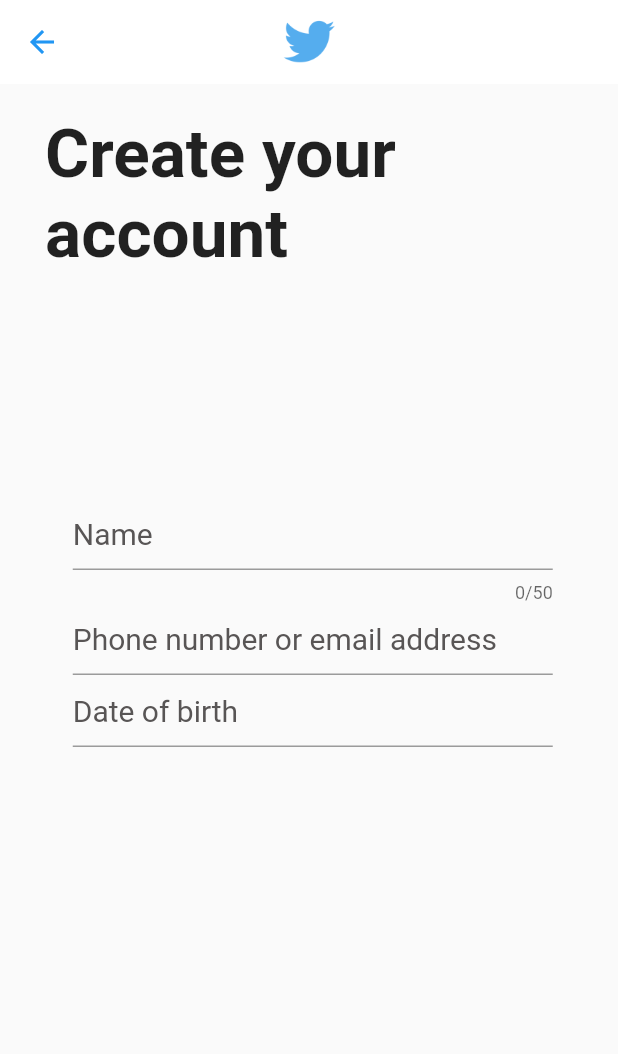
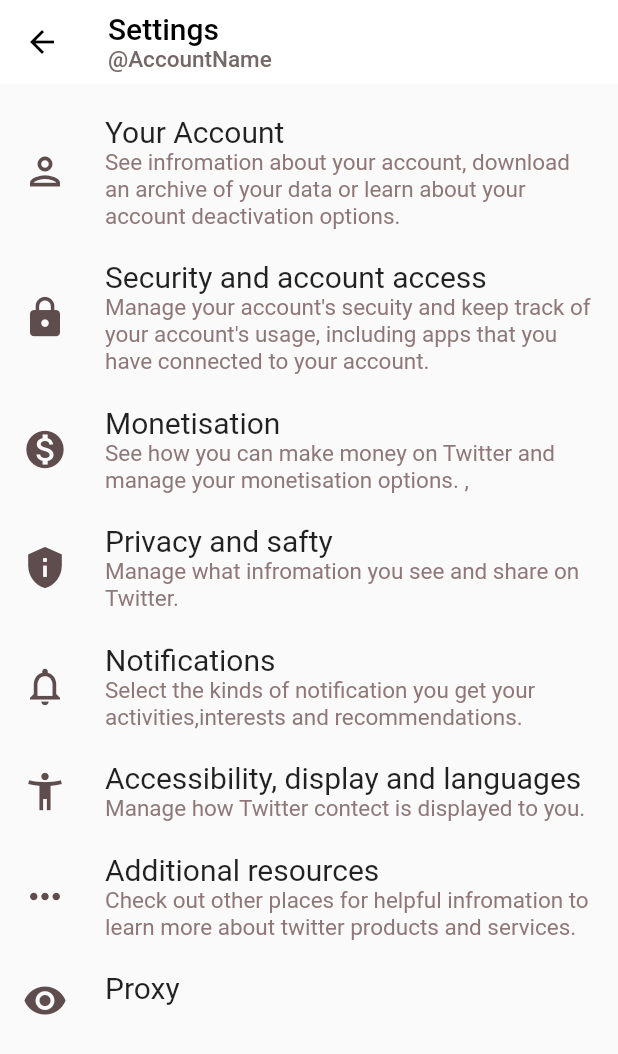
Before and after one commit to Twitter-CUFE-CCEC-2023/twitter_flutter, a Flutter app: the screen it shows after launch, on a phone screen of 412 x 824 dp. Shown: the top 1054 px of the screen. Run offline on Flutter 3.47's test engine with Material 2 defaults, Android fonts, the phone set to English and light mode, and no system bars; our stand-ins replace flutter_datetime_picker.

Commit message:
Settings , YourAccount => DONE
CreateAccount2 -> needs to get the data from previous page
Integrate with create account 3

```diff
--- a/lib/main.dart
+++ b/lib/main.dart
@@ -1,5 +1,8 @@
 import 'package:flutter/material.dart';
 import 'package:twitter_flutter/screens/CreateAccount1.dart';
+import 'package:twitter_flutter/screens/CreateAccount2.dart';
+import 'package:twitter_flutter/screens/Settings&Privacy.dart';
+import 'package:twitter_flutter/screens/YourAccount.dart';
 import 'package:twitter_flutter/screens/firstscreen.dart';
 import 'package:twitter_flutter/screens/secondscreen.dart';
 
@@ -9,7 +12,7 @@
       title: 'Named Routes Demo',
       // Start the app with the "/" named route. In this case, the app starts
       // on the FirstScreen widget.
-      initialRoute: CreateAccount1.route,
+      initialRoute: Settings.route,
       routes: {
         // When navigating to the "/" route, build the FirstScreen widget.
         FirstScreen.route: (context) => const FirstScreen(),
@@ -17,6 +20,9 @@
         SecondScreen.route: (context) => const SecondScreen(),
 
         CreateAccount1.route: ((context) => const CreateAccount1()),
+        CreateAccount2.route: ((context) => const CreateAccount2()),
+        Settings.route: ((context) => const Settings()),
+        YourAccount.route: ((context) => const YourAccount()),
       },
     ),
   );
--- /dev/null
+++ b/lib/screens/Settings&Privacy.dart
@@ -0,0 +1,136 @@
+// ignore_for_file: non_constant_identifier_names
+
+import 'package:flutter/material.dart';
+
+class Settings extends StatelessWidget {
+  const Settings({Key? key}) : super(key: key);
+  static String route = '/Settings';
+
+  static Padding MyBar(IconData MyIcon, String Text1, String Text2,
+      String NextPage, BuildContext context) {
+    return Padding(
+      padding: const EdgeInsets.only(bottom: 20),
+      child: GestureDetector(
+        onTap: () => Navigator.pushNamed(context, NextPage),
+        behavior: HitTestBehavior.translucent,
+        child: Row(
+          children: [
+            Padding(
+              padding: const EdgeInsets.fromLTRB(15, 0, 25, 0),
+              child: Icon(
+                MyIcon,
+                color: const Color.fromARGB(255, 95, 76, 76),
+                size: 30,
+              ),
+            ),
+            Flexible(
+              child: Column(
+                crossAxisAlignment: CrossAxisAlignment.start,
+                children: [
+                  Text(
+                    Text1,
+                    style: const TextStyle(fontSize: 20),
+                  ),
+                  Text(
+                    Text2,
+                    style: const TextStyle(
+                        color: Color.fromARGB(255, 143, 119, 119),
+                        fontSize: 15),
+                  )
+                ],
+              ),
+            )
+          ],
+        ),
+      ),
+    );
+  }
+
+  @override
+  Widget build(BuildContext context) {
+    return SafeArea(
+      child: Scaffold(
+          appBar: AppBar(
+            title: Column(
+              children: const [
+                Align(
+                  alignment: Alignment.centerLeft,
+                  child: Text(
+                    "Settings",
+                    style: TextStyle(color: Colors.black),
+                  ),
+                ),
+                Align(
+                  alignment: Alignment.centerLeft,
+                  child: Text(
+                    "@AccountName", //CHANGE LATER
+                    style: TextStyle(
+                        color: Color.fromARGB(255, 116, 104, 104),
+                        fontSize: 15),
+                  ),
+                ),
+              ],
+            ),
+            backgroundColor: Colors.white,
+            elevation: 0,
+            leading: IconButton(
+              icon: const Icon(Icons.arrow_back, color: Colors.black),
+              onPressed: () {
+                Navigator.pop(context);
+              },
+            ),
+          ),
+          body: Padding(
+            padding: const EdgeInsets.only(right: 15, top: 20),
+            child: ListView(
+              children: [
+                MyBar(
+                    Icons.person_outlined,
+                    "Your Account",
+                    "See infromation about your account, download an archive of your data or learn about your account deactivation options.",
+                    "/YourAccount",
+                    context),
+                MyBar(
+                    Icons.https,
+                    "Security and account access",
+                    "Manage your account's secuity and keep track of your account's usage, including apps that you have connected to your account.",
+                    "/second",
+                    context),
+                MyBar(
+                    Icons.monetization_on,
+                    "Monetisation",
+                    "See how you can make money on Twitter and manage your monetisation options. , ",
+                    "/second",
+                    context),
+                MyBar(
+                    Icons.privacy_tip,
+                    "Privacy and safty",
+                    "Manage what infromation you see and share on Twitter.",
+                    "/second",
+                    context),
+                MyBar(
+                    Icons.notifications_none,
+                    "Notifications",
+                    "Select the kinds of notification you get your activities,interests and recommendations.",
+                    "/second",
+                    context),
+                MyBar(
+                    Icons.accessibility_new_outlined,
+                    "Accessibility, display and languages",
+                    "Manage how Twitter contect is displayed to you.",
+                    "/second",
+                    context),
+                MyBar(
+                    Icons.more_horiz_rounded,
+                    "Additional resources",
+                    "Check out other places for helpful infromation to learn more about twitter products and services.",
+                    "/second",
+                    context),
+                MyBar(
+                    Icons.visibility_rounded, "Proxy", "", "/second", context),
+              ],
+            ),
+          )),
+    );
+  }
+}
```
Also changed, not shown: lib/screens/CreateAccount1.dart (+22 -8 lines), lib/screens/CreateAccount2.dart (added, +100 -0 lines), lib/screens/YourAccount.dart (added, +118 -0 lines).
